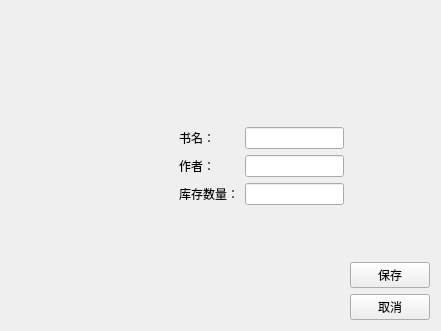
First picture: the form in bookmessageeditview.ui, repository CaiBiJiuDuoLian/QTCourseFinalWork, before the edit.
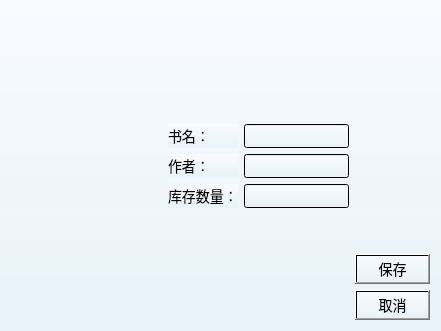
Second picture: the form after the edit.

```diff
--- a/bookmessageeditview.ui
+++ b/bookmessageeditview.ui
@@ -13,6 +13,13 @@
   <property name="windowTitle">
    <string>Form</string>
   </property>
+  <property name="styleSheet">
+   <string notr="true">QWidget {
+    background: qlineargradient(x1:0, y1:0, x2:0, y2:1, stop:0 #f8fbff, stop:1 #e8f2f8); /* 从上到下的浅蓝渐变背景 */
+    font-family: &quot;微软雅黑&quot;;
+    font-size: 14px;
+}</string>
+  </property>
   <layout class="QHBoxLayout" name="horizontalLayout">
    <item>
     <spacer name="horizontalSpacer">
```
